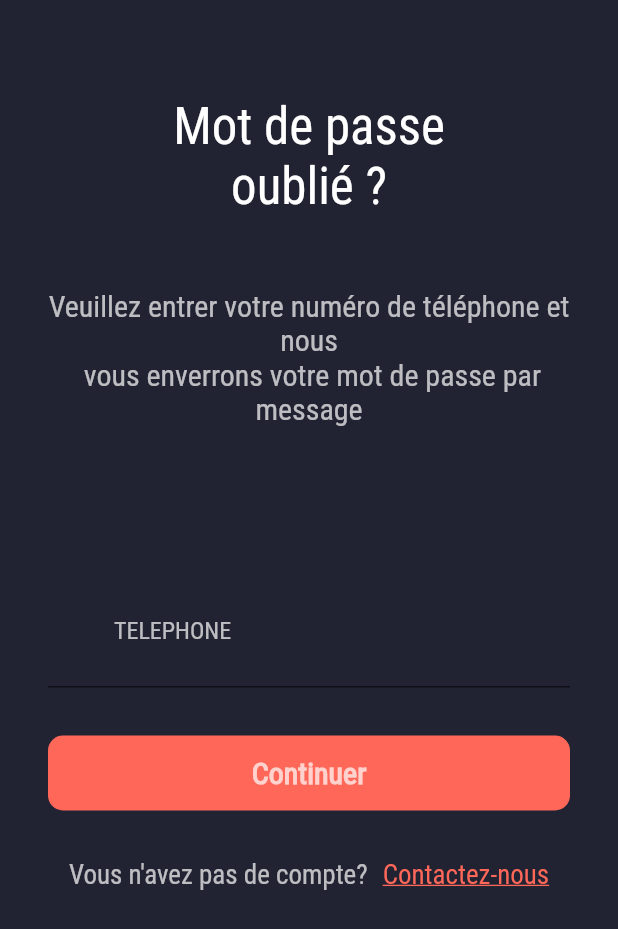
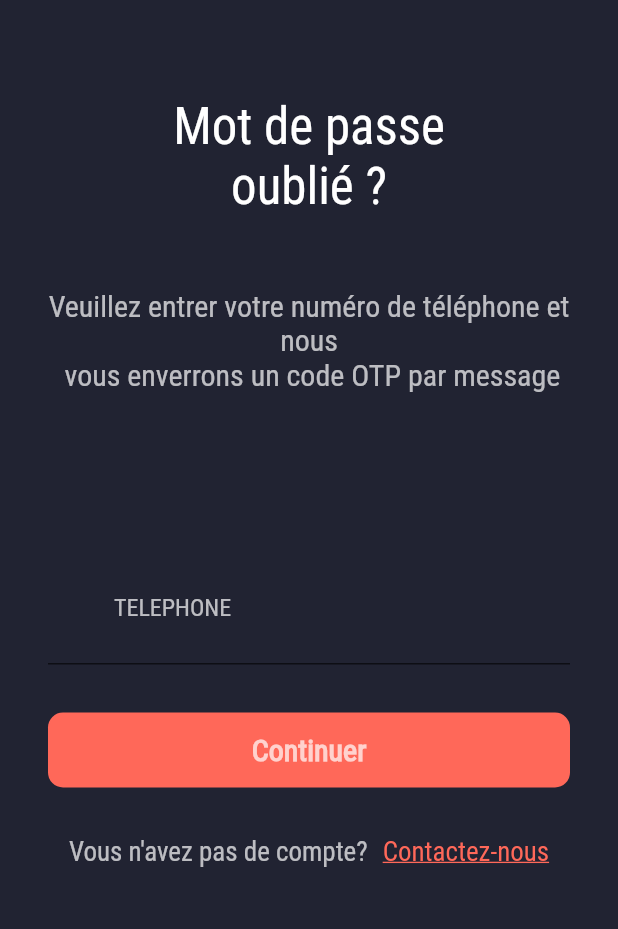
Before and after one commit to manal-elrhezzali/trancentum-web, a Flutter app: the ForgotPasswordScreen screen opened by its route, on a phone screen of 412 x 824 dp. Shown: the top 929 px of the screen. Run offline on Flutter 3.47's test engine with Material 2 defaults, Android fonts, the light colour scheme and no system bars; our stand-ins replace fl_chart, flutter_svg.

Commit message:
improved the code

```diff
--- /dev/null
+++ b/lib/components/no_account_button.dart
@@ -0,0 +1,30 @@
+import 'package:flutter/material.dart';
+
+import '../constants.dart';
+
+class NoAccountButton extends StatelessWidget {
+  const NoAccountButton({
+    Key key,
+  }) : super(key: key);
+
+  @override
+  Widget build(BuildContext context) {
+    return InkWell(
+      mouseCursor: SystemMouseCursors.click,
+      onTap: () {
+        ///////////////////////
+        ///////////////////////
+        ///
+
+      },
+      child: Text(
+        "Contactez-nous",
+        style: TextStyle(
+          decoration: TextDecoration.underline,
+          color: redColor,
+          fontSize: 18,
+        ),
+      ),
+    );
+  }
+}
--- a/lib/main.dart
+++ b/lib/main.dart
@@ -32,7 +32,7 @@ class MyApp extends StatelessWidget {
       //   ],
       //   child: HomeScreen(),
       // ),
-      home: OtpScreen(),
+      home: SignInScreen(),
       routes: routes,
     );
   }
--- a/lib/screens/forgot_password/components/body.dart
+++ b/lib/screens/forgot_password/components/body.dart
@@ -47,7 +47,7 @@ class Body extends StatelessWidget {
                 Container(
                   width: double.infinity,
                   child: Text(
-                    "Veuillez entrer votre numéro de téléphone et nous \n vous enverrons votre mot de passe par message ",
+                    "Veuillez entrer votre numéro de téléphone et nous \n vous enverrons un code OTP par message ",
                     overflow: TextOverflow.ellipsis,
                     textAlign: TextAlign.center,
                     maxLines: 5,
--- a/lib/screens/forgot_password/components/forgot_password_form.dart
+++ b/lib/screens/forgot_password/components/forgot_password_form.dart
@@ -1,28 +1,12 @@
 import 'package:flutter/material.dart';
+import 'package:trancentum_web_app/components/no_account_button.dart';
+import 'package:trancentum_web_app/screens/otp/otp_screen.dart';
 
 import '../../../constants.dart';
 
 class ForgotPasswordForm extends StatelessWidget {
   const ForgotPasswordForm({Key key}) : super(key: key);
 
-  InkWell buildContactUsButton() {
-    return InkWell(
-      mouseCursor: SystemMouseCursors.click,
-      onTap: () {
-                ///////////////////////
-                ///////////////////////
-
-      },
-      child: Text(
-        "Contactez-nous",
-        style: TextStyle(
-          decoration: TextDecoration.underline,
-          color: redColor,
-          fontSize: 18,
-        ),
-      ),
-    );
-  }
   @override
   Widget build(BuildContext context) {
     Size _size = MediaQuery.of(context).size;
@@ -57,11 +41,7 @@ class ForgotPasswordForm extends StatelessWidget {
             width: double.infinity,
             child: FlatButton(
               onPressed: () {
-                ///////////////////////
-                ///////////////////////
-                ///
-                ///////////////////////
-                ///
+                Navigator.of(context).pushNamed(OtpScreen.routeName);
               },
               shape: RoundedRectangleBorder(
                   borderRadius: BorderRadius.circular(10)),
@@ -88,10 +68,12 @@ class ForgotPasswordForm extends StatelessWidget {
                 ),
               ),
               SizedBox(width: 10),
-              if (_size.width > 392) buildContactUsButton(),
+              if (_size.width > 392)
+                NoAccountButton(),
             ],
           ),
-          if (_size.width < 392) buildContactUsButton(),
+          if (_size.width < 392)
+            NoAccountButton(),
         ],
       ),
     );
--- a/lib/screens/otp/components/body.dart
+++ b/lib/screens/otp/components/body.dart
@@ -1,5 +1,6 @@
 import 'package:flutter/material.dart';
 import 'package:flutter_svg/flutter_svg.dart';
+import 'package:trancentum_web_app/screens/forgot_password/forgot_pasword_screen.dart';
 
 import '../../../constants.dart';
 import '../../../responsive_widget.dart';
@@ -93,7 +94,7 @@ class Body extends StatelessWidget {
                 Theme.of(context).textTheme.headline6.copyWith(color: redColor),
           ),
           onEnd: () {
-            // Navigator.of(context).pushNamed(ForgotPasswordScreen.routeName);
+            Navigator.of(context).pushNamed(ForgotPasswordScreen.routeName);
           },
         ),
       ],
```
Also changed, not shown: lib/screens/sign_in/components/body.dart (+4 -7 lines), lib/screens/sign_in/components/sign_in_form.dart (+21 -1 lines).
